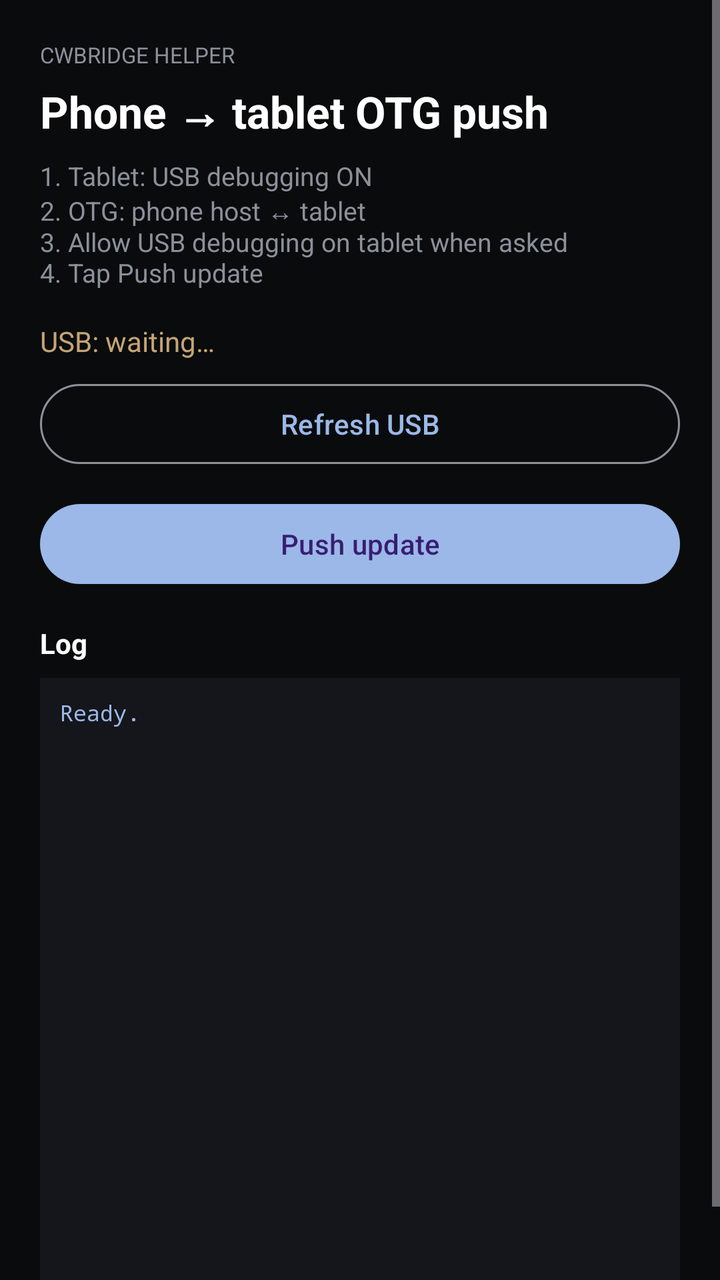
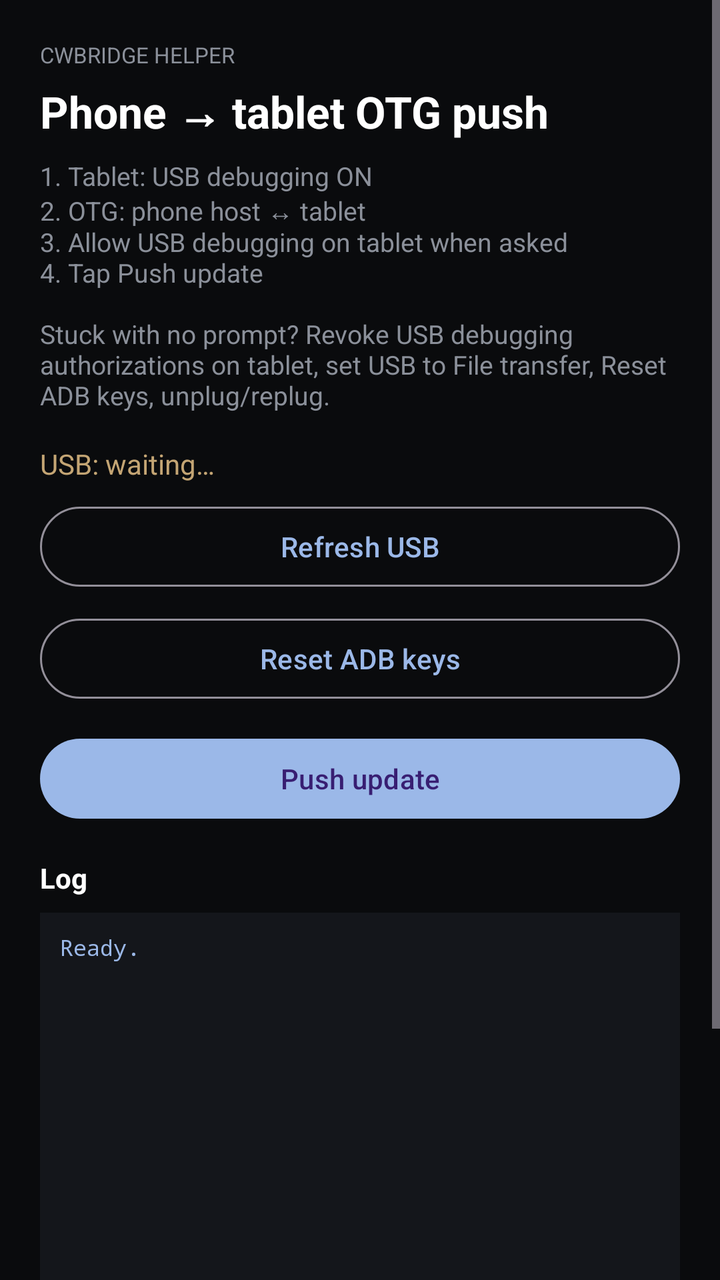

Before-and-after screenshots of an Android layout around one commit, followed by the original layout XML and the change that was made.
<!-- AndroidManifest.xml: application theme Theme.Helper -->
<!-- res/layout/activity_main.xml -->
<?xml version="1.0" encoding="utf-8"?>
<ScrollView xmlns:android="http://schemas.android.com/apk/res/android"
    xmlns:app="http://schemas.android.com/apk/res-auto"
    android:layout_width="match_parent"
    android:layout_height="match_parent"
    android:background="#0A0B0D"
    android:fillViewport="true">

    <LinearLayout
        android:layout_width="match_parent"
        android:layout_height="wrap_content"
        android:orientation="vertical"
        android:padding="20dp">

        <TextView
            android:layout_width="match_parent"
            android:layout_height="wrap_content"
            android:text="CWBRIDGE HELPER"
            android:textAllCaps="true"
            android:textColor="#8B909A"
            android:textSize="11sp" />

        <TextView
            android:layout_width="match_parent"
            android:layout_height="wrap_content"
            android:layout_marginTop="6dp"
            android:text="Phone → tablet OTG push"
            android:textColor="@android:color/white"
            android:textSize="22sp"
            android:textStyle="bold" />

        <TextView
            android:layout_width="match_parent"
            android:layout_height="wrap_content"
            android:layout_marginTop="8dp"
            android:text="1. Tablet: USB debugging ON\n2. OTG: phone host ↔ tablet\n3. Allow USB debugging on tablet when asked\n4. Tap Push update"
            android:textColor="#8B909A"
            android:textSize="13sp" />

        <TextView
            android:id="@+id/usbState"
            android:layout_width="match_parent"
            android:layout_height="wrap_content"
            android:layout_marginTop="16dp"
            android:text="USB: waiting…"
            android:textColor="#C4A574"
            android:textSize="14sp" />

        <com.google.android.material.button.MaterialButton
            android:id="@+id/btnRefreshUsb"
            style="@style/Widget.Material3.Button.OutlinedButton"
            android:layout_width="match_parent"
            android:layout_height="wrap_content"
            android:layout_marginTop="8dp"
            android:text="Refresh USB" />

        <com.google.android.material.button.MaterialButton
            android:id="@+id/btnPush"
            android:layout_width="match_parent"
            android:layout_height="wrap_content"
            android:layout_marginTop="12dp"
            android:text="Push update"
            app:backgroundTint="#9BB8E8" />

        <TextView
            android:layout_width="wrap_content"
            android:layout_height="wrap_content"
            android:layout_marginTop="16dp"
            android:text="Log"
            android:textColor="@android:color/white"
            android:textStyle="bold" />

        <TextView
            android:id="@+id/logView"
            android:layout_width="match_parent"
            android:layout_height="320dp"
            android:layout_marginTop="8dp"
            android:background="#14161B"
            android:fontFamily="monospace"
            android:padding="10dp"
            android:textSize="11sp"
            android:textColor="#9BB8E8"
            android:text="Ready.\n" />
    </LinearLayout>
</ScrollView>
<!-- resources referenced by this layout -->
<resources>
  <style name="Theme.Helper" parent="Theme.Material3.Dark.NoActionBar">
          <item name="colorPrimary">#9BB8E8</item>
          <item name="android:statusBarColor">#0A0B0D</item>
          <item name="android:navigationBarColor">#0A0B0D</item>
      </style>
</resources>

<!-- the commit's change to res/layout/activity_main.xml (unified diff, before → after) -->
@@ -33,7 +33,7 @@
             android:layout_width="match_parent"
             android:layout_height="wrap_content"
             android:layout_marginTop="8dp"
-            android:text="1. Tablet: USB debugging ON\n2. OTG: phone host ↔ tablet\n3. Allow USB debugging on tablet when asked\n4. Tap Push update"
+            android:text="1. Tablet: USB debugging ON\n2. OTG: phone host ↔ tablet\n3. Allow USB debugging on tablet when asked\n4. Tap Push update\n\nStuck with no prompt? Revoke USB debugging authorizations on tablet, set USB to File transfer, Reset ADB keys, unplug/replug."
             android:textColor="#8B909A"
             android:textSize="13sp" />
 
@@ -53,6 +53,14 @@
             android:layout_height="wrap_content"
             android:layout_marginTop="8dp"
             android:text="Refresh USB" />
+
+        <com.google.android.material.button.MaterialButton
+            android:id="@+id/btnResetKeys"
+            style="@style/Widget.Material3.Button.OutlinedButton"
+            android:layout_width="match_parent"
+            android:layout_height="wrap_content"
+            android:layout_marginTop="8dp"
+            android:text="Reset ADB keys" />
 
         <com.google.android.material.button.MaterialButton
             android:id="@+id/btnPush"
